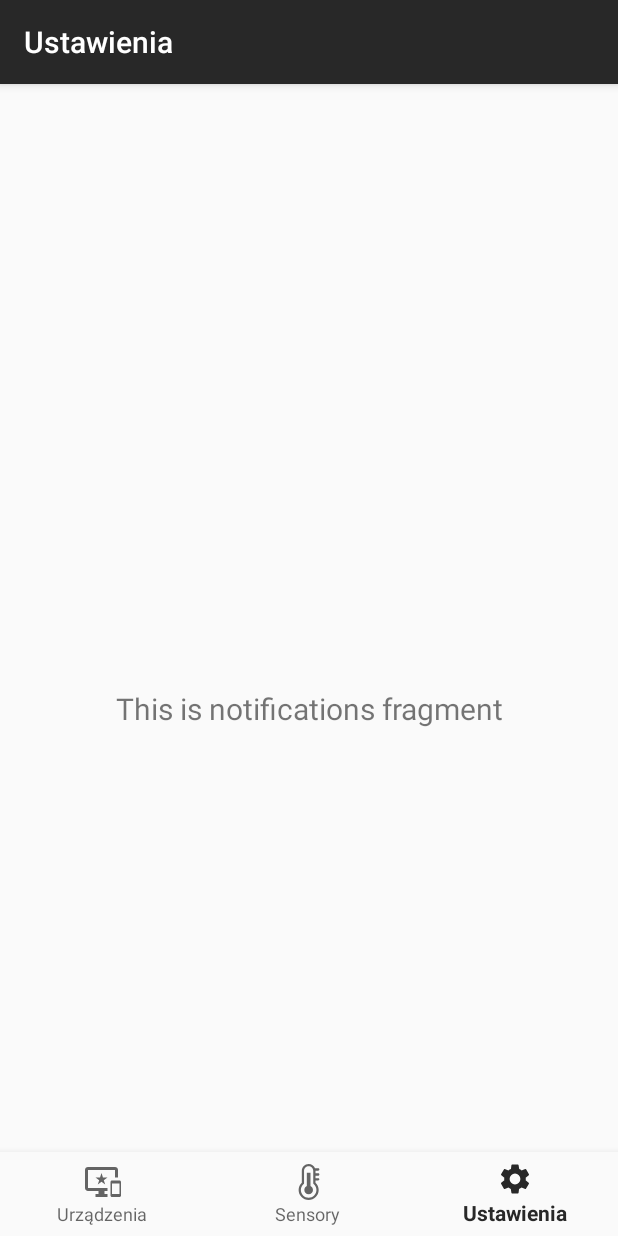
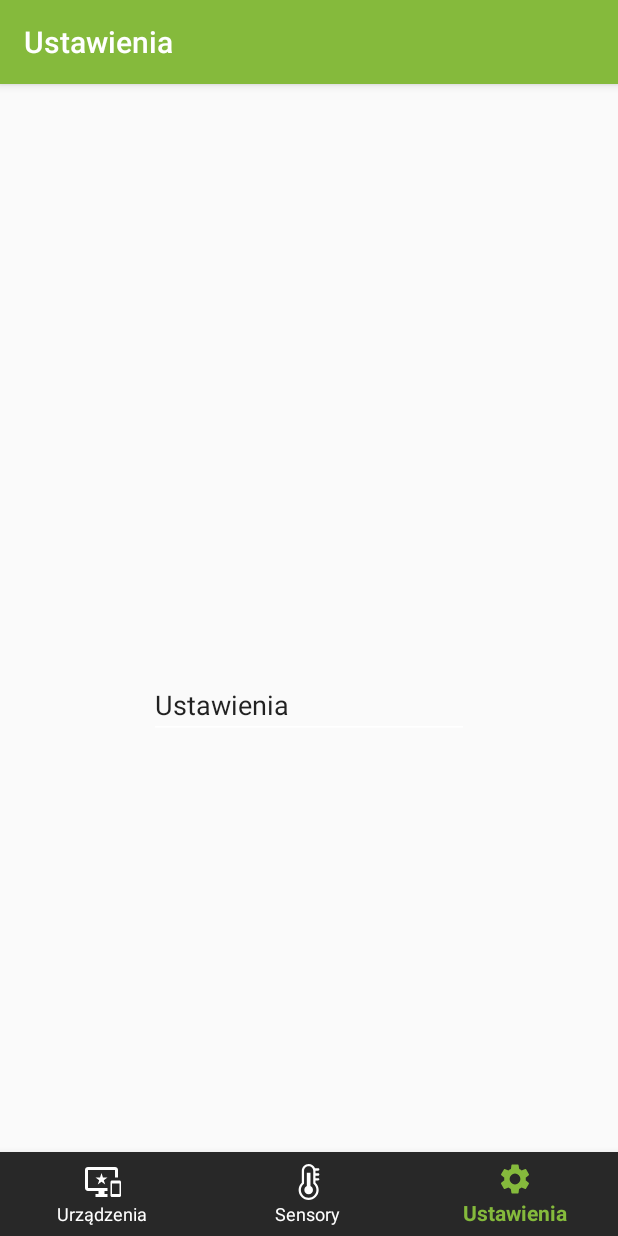
Before and after one commit to AdamStudies-PWR/ProjektZespolowyPWR, an Android app: the DashboardFragment screen opened through its navigation route, item 3 of the bottom bar chosen, on a phone screen of 412 x 824 dp. Run offline under Robolectric (Android 15) with nearby library versions, the phone set to English and light mode, and no system bars; our stand-ins replace navigation-ui.

Commit message:
Colors + tabs

```diff
--- a/IoTMan/app/src/main/java/com/pwr/iotman/ui/dashboard/DashboardFragment.java
+++ b/IoTMan/app/src/main/java/com/pwr/iotman/ui/dashboard/DashboardFragment.java
@@ -4,12 +4,9 @@ import android.os.Bundle;
 import android.view.LayoutInflater;
 import android.view.View;
 import android.view.ViewGroup;
-import android.widget.TextView;
 
 import androidx.annotation.NonNull;
-import androidx.annotation.Nullable;
 import androidx.fragment.app.Fragment;
-import androidx.lifecycle.Observer;
 import androidx.lifecycle.ViewModelProviders;
 
 import com.pwr.iotman.R;
@@ -22,14 +19,7 @@ public class DashboardFragment extends Fragment {
                              ViewGroup container, Bundle savedInstanceState) {
         dashboardViewModel =
                 ViewModelProviders.of(this).get(DashboardViewModel.class);
-        View root = inflater.inflate(R.layout.fragment_dashboard, container, false);
-        final TextView textView = root.findViewById(R.id.text_dashboard);
-        dashboardViewModel.getText().observe(getViewLifecycleOwner(), new Observer<String>() {
-            @Override
-            public void onChanged(@Nullable String s) {
-                textView.setText(s);
-            }
-        });
+        View root = inflater.inflate(R.layout.fragment_sensors, container, false);
         return root;
     }
 }
--- a/IoTMan/app/src/main/java/com/pwr/iotman/ui/home/HomeFragment.java
+++ b/IoTMan/app/src/main/java/com/pwr/iotman/ui/home/HomeFragment.java
@@ -4,12 +4,9 @@ import android.os.Bundle;
 import android.view.LayoutInflater;
 import android.view.View;
 import android.view.ViewGroup;
-import android.widget.TextView;
 
 import androidx.annotation.NonNull;
-import androidx.annotation.Nullable;
 import androidx.fragment.app.Fragment;
-import androidx.lifecycle.Observer;
 import androidx.lifecycle.ViewModelProviders;
 
 import com.pwr.iotman.R;
@@ -22,14 +19,8 @@ public class HomeFragment extends Fragment {
                              ViewGroup container, Bundle savedInstanceState) {
         homeViewModel =
                 ViewModelProviders.of(this).get(HomeViewModel.class);
-        View root = inflater.inflate(R.layout.fragment_home, container, false);
-        final TextView textView = root.findViewById(R.id.text_home);
-        homeViewModel.getText().observe(getViewLifecycleOwner(), new Observer<String>() {
-            @Override
-            public void onChanged(@Nullable String s) {
-                textView.setText(s);
-            }
-        });
+        View root = inflater.inflate(R.layout.fragment_devices, container, false);
+
         return root;
     }
 }
--- a/IoTMan/app/src/main/java/com/pwr/iotman/ui/notifications/NotificationsFragment.java
+++ b/IoTMan/app/src/main/java/com/pwr/iotman/ui/notifications/NotificationsFragment.java
@@ -4,12 +4,9 @@ import android.os.Bundle;
 import android.view.LayoutInflater;
 import android.view.View;
 import android.view.ViewGroup;
-import android.widget.TextView;
 
 import androidx.annotation.NonNull;
-import androidx.annotation.Nullable;
 import androidx.fragment.app.Fragment;
-import androidx.lifecycle.Observer;
 import androidx.lifecycle.ViewModelProviders;
 
 import com.pwr.iotman.R;
@@ -22,14 +19,7 @@ public class NotificationsFragment extends Fragment {
                              ViewGroup container, Bundle savedInstanceState) {
         notificationsViewModel =
                 ViewModelProviders.of(this).get(NotificationsViewModel.class);
-        View root = inflater.inflate(R.layout.fragment_notifications, container, false);
-        final TextView textView = root.findViewById(R.id.text_notifications);
-        notificationsViewModel.getText().observe(getViewLifecycleOwner(), new Observer<String>() {
-            @Override
-            public void onChanged(@Nullable String s) {
-                textView.setText(s);
-            }
-        });
+        View root = inflater.inflate(R.layout.fragment_settings, container, false);
         return root;
     }
 }
--- a/IoTMan/app/src/main/res/layout/activity_main.xml
+++ b/IoTMan/app/src/main/res/layout/activity_main.xml
@@ -10,10 +10,9 @@
         android:id="@+id/nav_view"
         android:layout_width="0dp"
         android:layout_height="wrap_content"
-        android:layout_marginStart="0dp"
-        android:layout_marginEnd="0dp"
-        android:background="?android:attr/windowBackground"
+        android:background="@color/colorBackground"
         app:layout_constraintBottom_toBottomOf="parent"
+        app:layout_constraintHorizontal_bias="0.0"
         app:layout_constraintLeft_toLeftOf="parent"
         app:layout_constraintRight_toRightOf="parent"
         app:menu="@menu/bottom_nav_menu" />
--- a/IoTMan/app/src/main/res/layout/fragment_notifications.xml
+++ b/IoTMan/app/src/main/res/layout/fragment_devices.xml
@@ -4,17 +4,19 @@
     xmlns:tools="http://schemas.android.com/tools"
     android:layout_width="match_parent"
     android:layout_height="match_parent"
-    tools:context=".ui.notifications.NotificationsFragment">
+    tools:context=".ui.home.HomeFragment">
 
-    <TextView
-        android:id="@+id/text_notifications"
-        android:layout_width="match_parent"
+    <EditText
+        android:id="@+id/editText"
+        android:layout_width="wrap_content"
         android:layout_height="wrap_content"
-        android:layout_marginStart="8dp"
-        android:layout_marginTop="8dp"
-        android:layout_marginEnd="8dp"
-        android:textAlignment="center"
-        android:textSize="20sp"
+        android:layout_marginStart="99dp"
+        android:layout_marginTop="346dp"
+        android:layout_marginEnd="99dp"
+        android:layout_marginBottom="340dp"
+        android:ems="10"
+        android:inputType="textPersonName"
+        android:text="Urządzenia"
         app:layout_constraintBottom_toBottomOf="parent"
         app:layout_constraintEnd_toEndOf="parent"
         app:layout_constraintStart_toStartOf="parent"
--- a/IoTMan/app/src/main/res/layout/fragment_home.xml
+++ b/IoTMan/app/src/main/res/layout/fragment_settings.xml
@@ -4,17 +4,19 @@
     xmlns:tools="http://schemas.android.com/tools"
     android:layout_width="match_parent"
     android:layout_height="match_parent"
-    tools:context=".ui.home.HomeFragment">
+    tools:context=".ui.notifications.NotificationsFragment">
 
-    <TextView
-        android:id="@+id/text_home"
-        android:layout_width="match_parent"
+    <EditText
+        android:id="@+id/editText2"
+        android:layout_width="wrap_content"
         android:layout_height="wrap_content"
-        android:layout_marginStart="8dp"
-        android:layout_marginTop="8dp"
-        android:layout_marginEnd="8dp"
-        android:textAlignment="center"
-        android:textSize="20sp"
+        android:layout_marginStart="99dp"
+        android:layout_marginTop="345dp"
+        android:layout_marginEnd="99dp"
+        android:layout_marginBottom="341dp"
+        android:ems="10"
+        android:inputType="textPersonName"
+        android:text="Ustawienia"
         app:layout_constraintBottom_toBottomOf="parent"
         app:layout_constraintEnd_toEndOf="parent"
         app:layout_constraintStart_toStartOf="parent"
--- a/IoTMan/app/src/main/res/navigation/mobile_navigation.xml
+++ b/IoTMan/app/src/main/res/navigation/mobile_navigation.xml
@@ -9,17 +9,17 @@
         android:id="@+id/navigation_home"
         android:name="com.pwr.iotman.ui.home.HomeFragment"
         android:label="@string/title_home"
-        tools:layout="@layout/fragment_home" />
+        tools:layout="@layout/fragment_devices" />
 
     <fragment
         android:id="@+id/navigation_dashboard"
         android:name="com.pwr.iotman.ui.dashboard.DashboardFragment"
         android:label="@string/title_dashboard"
-        tools:layout="@layout/fragment_dashboard" />
+        tools:layout="@layout/fragment_sensors" />
 
     <fragment
         android:id="@+id/navigation_notifications"
         android:name="com.pwr.iotman.ui.notifications.NotificationsFragment"
         android:label="@string/title_notifications"
-        tools:layout="@layout/fragment_notifications" />
+        tools:layout="@layout/fragment_settings" />
 </navigation>
--- a/IoTMan/app/src/main/res/values/colors.xml
+++ b/IoTMan/app/src/main/res/values/colors.xml
@@ -1,7 +1,7 @@
 <?xml version="1.0" encoding="utf-8"?>
 <resources>
-    <color name="colorPrimary">#282828</color>
-    <color name="colorPrimaryDark">#282828</color>
+    <color name="colorPrimary">#ffffff</color>
+    <color name="colorPrimaryDark">#303030</color>
+    <color name="colorBackground">#282828</color>
     <color name="colorAccent">#85ba3c</color>
-    <color name="colorText">#ffffff</color>
 </resources>
--- a/IoTMan/app/src/main/res/values/styles.xml
+++ b/IoTMan/app/src/main/res/values/styles.xml
@@ -3,9 +3,11 @@
     <!-- Base application theme. -->
     <style name="AppTheme" parent="Theme.AppCompat.Light.DarkActionBar">
         <!-- Customize your theme here. -->
-        <item name="colorPrimary">@color/colorPrimary</item>
+        <item name="colorPrimary">@color/colorAccent</item>
         <item name="colorPrimaryDark">@color/colorPrimaryDark</item>
         <item name="colorAccent">@color/colorAccent</item>
+        <item name="android:textColorSecondary">@color/colorPrimary</item>
+        <item name="android:navigationBarColor">@color/colorBackground</item>
     </style>
 
 </resources>
```
Also changed, not shown: IoTMan/app/src/main/res/layout/fragment_sensors.xml (renamed from IoTMan/app/src/main/res/layout/fragment_dashboard.xml, +10 -8 lines).
